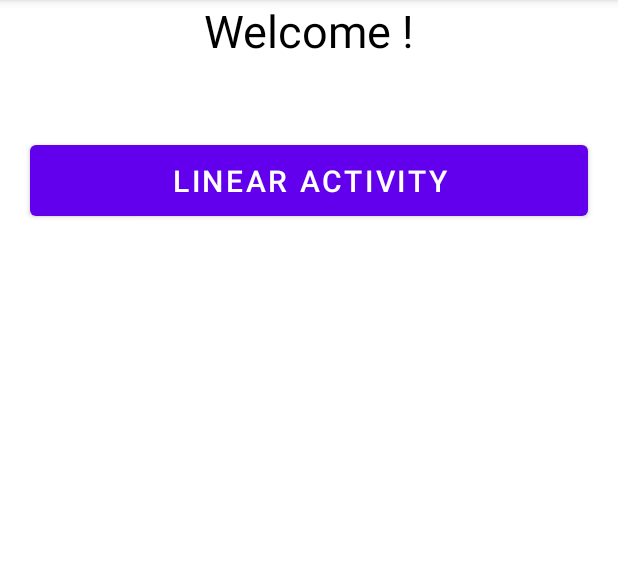
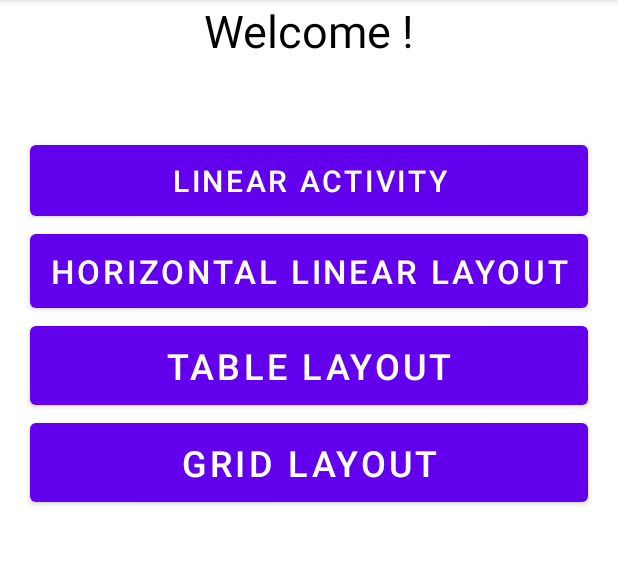
Before and after one commit to Chandan03590/FirstApp, an Android app: the DashboardActivity screen opened directly, with no data from a screen before it, on a phone screen of 412 x 824 dp, the part 84-649 px from its top. Run offline under Robolectric (Android 15) with nearby library versions, the phone set to English and light mode, and no system bars.

Commit message:
Horizontal Linear Layout, Grid Layout and Table Layout

```diff
--- a/app/src/main/java/com/firstappp/DashboardActivity.java
+++ b/app/src/main/java/com/firstappp/DashboardActivity.java
@@ -9,7 +9,7 @@ import android.widget.Button;
 
 public class DashboardActivity extends AppCompatActivity {
 
-    Button linearActivity;
+    Button linearActivity, horizontalLayout, tableLayoutBtn, gridBtn;
 
     @Override
     protected void onCreate(Bundle savedInstanceState) {
@@ -17,6 +17,9 @@ public class DashboardActivity extends AppCompatActivity {
         setContentView(R.layout.activity_dashboard);
 
         linearActivity=findViewById(R.id.linear_activity_btn);
+        horizontalLayout=findViewById(R.id.horizontal_lyt);
+        tableLayoutBtn=findViewById(R.id.table_lyt);
+        gridBtn=findViewById(R.id.grid_btn);
 
         linearActivity.setOnClickListener(new View.OnClickListener() {
             @Override
@@ -28,5 +31,33 @@ public class DashboardActivity extends AppCompatActivity {
             }
         });
 
+        horizontalLayout.setOnClickListener(new View.OnClickListener() {
+            @Override
+            public void onClick(View view) {
+
+                Intent hintent=new Intent(DashboardActivity.this,HorizontalLinearLayoutActivity.class);
+                startActivity(hintent);
+
+            }
+        });
+
+        tableLayoutBtn.setOnClickListener(new View.OnClickListener() {
+            @Override
+            public void onClick(View view) {
+
+                Intent tableIntent=new Intent(DashboardActivity.this,TableLayoutActivity.class);
+                startActivity(tableIntent);
+
+            }
+        });
+
+        gridBtn.setOnClickListener(new View.OnClickListener() {
+            @Override
+            public void onClick(View view) {
+                Intent gridIntent=new Intent(DashboardActivity.this, GridLayoutActivity.class);
+                startActivity(gridIntent);
+            }
+        });
+
     }
 }
--- a/app/src/main/res/layout/activity_dashboard.xml
+++ b/app/src/main/res/layout/activity_dashboard.xml
@@ -27,5 +27,34 @@
         android:layout_marginRight="20dp"/>
 
 
+    <Button
+        android:id="@+id/horizontal_lyt"
+        android:layout_width="match_parent"
+        android:layout_height="wrap_content"
+        android:text="Horizontal Linear Layout"
+        android:layout_marginLeft="20dp"
+        android:layout_marginRight="20dp"
+        android:padding="10dp"
+        android:textSize="22dp"/>
+
+    <Button
+        android:id="@+id/table_lyt"
+        android:layout_width="match_parent"
+        android:layout_height="wrap_content"
+        android:text="Table Layout"
+        android:layout_marginLeft="20dp"
+        android:layout_marginRight="20dp"
+        android:padding="10dp"
+        android:textSize="24dp"/>
+
+    <Button
+        android:id="@+id/grid_btn"
+        android:layout_width="match_parent"
+        android:layout_height="wrap_content"
+        android:text="Grid Layout"
+        android:layout_marginLeft="20dp"
+        android:layout_marginRight="20dp"
+        android:padding="10dp"
+        android:textSize="24dp"/>
 
 </LinearLayout>
```
Also changed, not shown: app/src/main/AndroidManifest.xml (+15 -0 lines).
